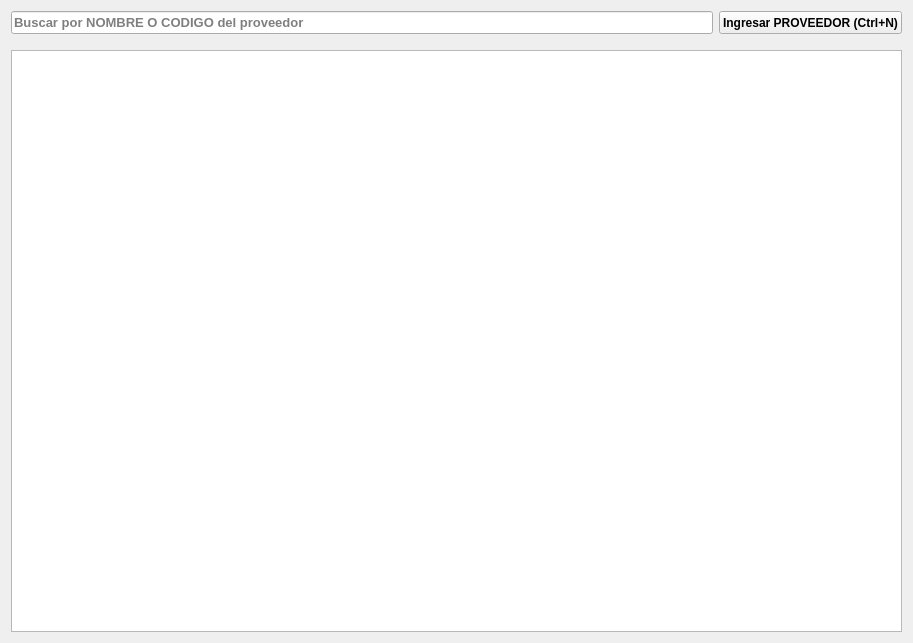
Old version of the form gui/listas/listaProveedores.ui in the repository shae-ra/sindicato.
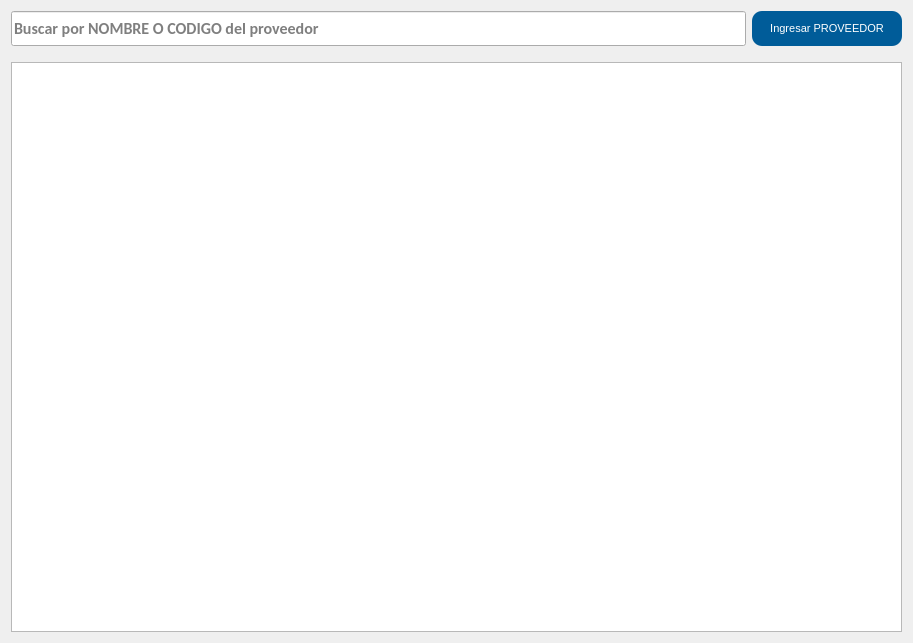
New version of the form. Icons and pictures are not drawn.

```diff
--- a/gui/listas/listaProveedores.ui
+++ b/gui/listas/listaProveedores.ui
@@ -20,8 +20,8 @@
       <spacer name="horizontalSpacer">
        <property name="font">
         <font>
-         <family>Arial</family>
-         <pointsize>9</pointsize>
+         <family>Calibri</family>
+         <pointsize>12</pointsize>
          <weight>75</weight>
          <bold>true</bold>
         </font>
@@ -78,8 +78,8 @@
        </property>
        <property name="font">
         <font>
-         <family>Arial</family>
-         <pointsize>10</pointsize>
+         <family>Calibri</family>
+         <pointsize>12</pointsize>
          <weight>75</weight>
          <bold>true</bold>
         </font>
@@ -106,6 +106,12 @@
          <verstretch>0</verstretch>
         </sizepolicy>
        </property>
+       <property name="minimumSize">
+        <size>
+         <width>150</width>
+         <height>35</height>
+        </size>
+       </property>
        <property name="maximumSize">
         <size>
          <width>200</width>
@@ -114,17 +120,24 @@
        </property>
        <property name="font">
         <font>
-         <family>Arial</family>
-         <pointsize>9</pointsize>
-         <weight>75</weight>
-         <bold>true</bold>
+         <family>MS Shell Dlg 2</family>
+         <pointsize>8</pointsize>
         </font>
        </property>
        <property name="styleSheet">
-        <string notr="true"/>
+        <string notr="true">#btn_nuevo{
+background-color:#005c99;
+color: #FFFFFF;
+border-radius: 10px;
+}
+
+#btn_nuevo:hover{
+background-color:#004d80;
+color: #FFFFFF;
+}</string>
        </property>
        <property name="text">
-        <string>Ingresar PROVEEDOR (Ctrl+N)</string>
+        <string>Ingresar PROVEEDOR</string>
        </property>
        <property name="icon">
         <iconset>
@@ -151,8 +164,8 @@
        </property>
        <property name="font">
         <font>
-         <family>Arial</family>
-         <pointsize>10</pointsize>
+         <family>Calibri</family>
+         <pointsize>12</pointsize>
          <weight>75</weight>
          <bold>true</bold>
         </font>
```
